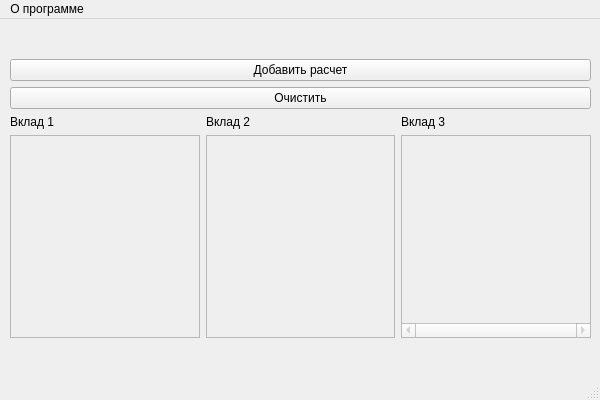
The window that ui_logic/mainwindow.ui (d1slike/depositPlus) describes before a commit, drawn with Qt 5.
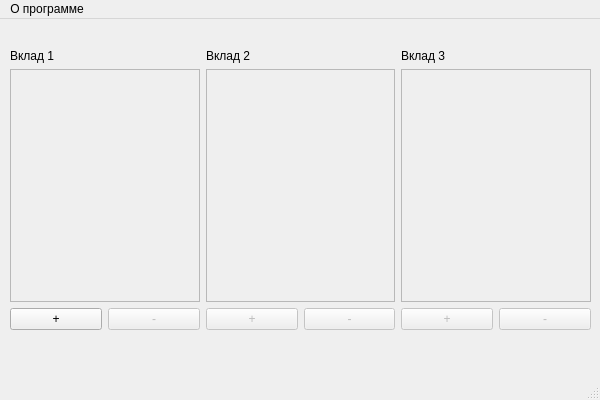
The same window after the commit.

Diff of the .ui file:
```diff
--- a/ui_logic/mainwindow.ui
+++ b/ui_logic/mainwindow.ui
@@ -32,99 +32,156 @@
      <verstretch>0</verstretch>
     </sizepolicy>
    </property>
-   <widget class="QWidget" name="">
+   <widget class="QWidget" name="layoutWidget">
     <property name="geometry">
      <rect>
       <x>10</x>
-      <y>40</y>
+      <y>30</y>
       <width>581</width>
-      <height>279</height>
+      <height>281</height>
      </rect>
     </property>
-    <layout class="QVBoxLayout" name="verticalLayout_3">
-     <item>
-      <layout class="QVBoxLayout" name="verticalLayout_2">
-       <item>
-        <widget class="QPushButton" name="pushButton">
-         <property name="text">
-          <string>Добавить расчет</string>
-         </property>
-        </widget>
-       </item>
-       <item>
-        <widget class="QPushButton" name="pushButton_2">
-         <property name="text">
-          <string>Очистить</string>
-         </property>
-        </widget>
-       </item>
-      </layout>
-     </item>
+    <layout class="QHBoxLayout" name="horizontalLayout_4">
+     <property name="sizeConstraint">
+      <enum>QLayout::SetDefaultConstraint</enum>
+     </property>
      <item>
       <layout class="QVBoxLayout" name="verticalLayout">
+       <item>
+        <widget class="QLabel" name="d_label_1">
+         <property name="text">
+          <string>Вклад 1</string>
+         </property>
+        </widget>
+       </item>
+       <item>
+        <widget class="QPlainTextEdit" name="d_result_1">
+         <property name="enabled">
+          <bool>false</bool>
+         </property>
+         <property name="toolTip">
+          <string/>
+         </property>
+         <property name="verticalScrollBarPolicy">
+          <enum>Qt::ScrollBarAlwaysOff</enum>
+         </property>
+         <property name="horizontalScrollBarPolicy">
+          <enum>Qt::ScrollBarAlwaysOff</enum>
+         </property>
+        </widget>
+       </item>
        <item>
         <layout class="QHBoxLayout" name="horizontalLayout">
          <item>
-          <widget class="QLabel" name="label">
+          <widget class="QPushButton" name="add_1">
            <property name="text">
-            <string>Вклад 1</string>
+            <string>+</string>
            </property>
           </widget>
          </item>
          <item>
-          <widget class="QLabel" name="label_2">
-           <property name="text">
-            <string>Вклад 2</string>
+          <widget class="QPushButton" name="clear_1">
+           <property name="enabled">
+            <bool>false</bool>
            </property>
-          </widget>
-         </item>
-         <item>
-          <widget class="QLabel" name="label_3">
            <property name="text">
-            <string>Вклад 3</string>
+            <string>-</string>
            </property>
           </widget>
          </item>
         </layout>
+       </item>
+      </layout>
+     </item>
+     <item>
+      <layout class="QVBoxLayout" name="verticalLayout_2">
+       <item>
+        <widget class="QLabel" name="d_label_2">
+         <property name="text">
+          <string>Вклад 2</string>
+         </property>
+        </widget>
+       </item>
+       <item>
+        <widget class="QPlainTextEdit" name="d_result_2">
+         <property name="enabled">
+          <bool>false</bool>
+         </property>
+         <property name="verticalScrollBarPolicy">
+          <enum>Qt::ScrollBarAlwaysOff</enum>
+         </property>
+         <property name="horizontalScrollBarPolicy">
+          <enum>Qt::ScrollBarAlwaysOff</enum>
+         </property>
+        </widget>
        </item>
        <item>
         <layout class="QHBoxLayout" name="horizontalLayout_2">
          <item>
-          <widget class="QPlainTextEdit" name="plainTextEdit">
+          <widget class="QPushButton" name="add_2">
            <property name="enabled">
             <bool>false</bool>
            </property>
-           <property name="verticalScrollBarPolicy">
-            <enum>Qt::ScrollBarAlwaysOff</enum>
+           <property name="text">
+            <string>+</string>
            </property>
-           <property name="horizontalScrollBarPolicy">
-            <enum>Qt::ScrollBarAlwaysOff</enum>
-           </property>
           </widget>
          </item>
          <item>
-          <widget class="QPlainTextEdit" name="plainTextEdit_2">
+          <widget class="QPushButton" name="clear_2">
            <property name="enabled">
             <bool>false</bool>
            </property>
-           <property name="verticalScrollBarPolicy">
-            <enum>Qt::ScrollBarAlwaysOff</enum>
+           <property name="text">
+            <string>-</string>
            </property>
-           <property name="horizontalScrollBarPolicy">
-            <enum>Qt::ScrollBarAlwaysOff</enum>
-           </property>
           </widget>
          </item>
+        </layout>
+       </item>
+      </layout>
+     </item>
+     <item>
+      <layout class="QVBoxLayout" name="verticalLayout_3">
+       <item>
+        <widget class="QLabel" name="d_label_3">
+         <property name="text">
+          <string>Вклад 3</string>
+         </property>
+        </widget>
+       </item>
+       <item>
+        <widget class="QPlainTextEdit" name="d_result_3">
+         <property name="enabled">
+          <bool>false</bool>
+         </property>
+         <property name="verticalScrollBarPolicy">
+          <enum>Qt::ScrollBarAlwaysOff</enum>
+         </property>
+         <property name="horizontalScrollBarPolicy">
+          <enum>Qt::ScrollBarAlwaysOff</enum>
+         </property>
+        </widget>
+       </item>
+       <item>
+        <layout class="QHBoxLayout" name="horizontalLayout_3">
          <item>
-          <widget class="QPlainTextEdit" name="plainTextEdit_3">
+          <widget class="QPushButton" name="add_3">
            <property name="enabled">
             <bool>false</bool>
            </property>
-           <property name="verticalScrollBarPolicy">
-            <enum>Qt::ScrollBarAlwaysOff</enum>
+           <property name="text">
+            <string>+</string>
            </property>
-           <property name="horizontalScrollBarPolicy">
-            <enum>Qt::ScrollBarAlwaysOn</enum>
+          </widget>
+         </item>
+         <item>
+          <widget class="QPushButton" name="clear_3">
+           <property name="enabled">
+            <bool>false</bool>
+           </property>
+           <property name="text">
+            <string>-</string>
            </property>
           </widget>
          </item>
```
Left out of the diff: 4 changed lines with no effect on the pictures.
